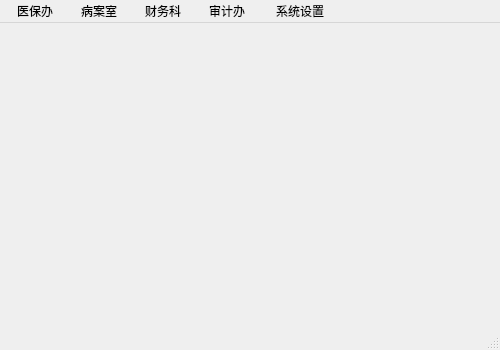
First picture: the form in mainwindow.ui, repository mxdmly/GlassMars, before the edit.
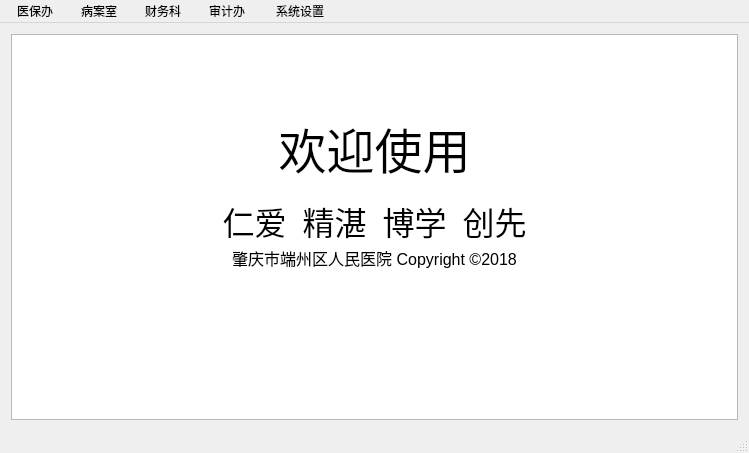
Second picture: the form after the edit. Icons and pictures are not drawn.

Patch:
```diff
--- a/mainwindow.ui
+++ b/mainwindow.ui
@@ -6,21 +6,41 @@
    <rect>
     <x>0</x>
     <y>0</y>
-    <width>500</width>
-    <height>350</height>
+    <width>749</width>
+    <height>453</height>
    </rect>
   </property>
   <property name="windowTitle">
    <string>MainWindow</string>
   </property>
-  <widget class="QWidget" name="centralWidget"/>
+  <widget class="QWidget" name="centralWidget">
+   <layout class="QGridLayout" name="gridLayout">
+    <item row="0" column="0">
+     <widget class="QTextBrowser" name="textBrowser">
+      <property name="html">
+       <string>&lt;!DOCTYPE HTML PUBLIC &quot;-//W3C//DTD HTML 4.0//EN&quot; &quot;http://www.w3.org/TR/REC-html40/strict.dtd&quot;&gt;
+&lt;html&gt;&lt;head&gt;&lt;meta name=&quot;qrichtext&quot; content=&quot;1&quot; /&gt;&lt;style type=&quot;text/css&quot;&gt;
+p, li { white-space: pre-wrap; }
+&lt;/style&gt;&lt;/head&gt;&lt;body style=&quot; font-family:'SimSun'; font-size:9pt; font-weight:400; font-style:normal;&quot;&gt;
+&lt;p style=&quot; margin-top:12px; margin-bottom:12px; margin-left:0px; margin-right:0px; -qt-block-indent:0; text-indent:0px;&quot;&gt;&lt;span style=&quot; font-size:22pt;&quot;&gt; &lt;/span&gt;&lt;/p&gt;
+&lt;p align=&quot;center&quot; style=&quot; margin-top:0px; margin-bottom:0px; margin-left:0px; margin-right:0px; -qt-block-indent:0; text-indent:0px;&quot;&gt;&lt;img src=&quot;:/png/img/logo_min.png&quot; /&gt;&lt;/p&gt;
+&lt;p align=&quot;center&quot; style=&quot;-qt-paragraph-type:empty; margin-top:0px; margin-bottom:0px; margin-left:0px; margin-right:0px; -qt-block-indent:0; text-indent:0px;&quot;&gt;&lt;br /&gt;&lt;/p&gt;
+&lt;p align=&quot;center&quot; style=&quot; margin-top:0px; margin-bottom:0px; margin-left:0px; margin-right:0px; -qt-block-indent:0; text-indent:0px;&quot;&gt;&lt;span style=&quot; font-size:36pt;&quot;&gt;欢迎使用&lt;/span&gt;&lt;/p&gt;
+&lt;p align=&quot;center&quot; style=&quot; margin-top:0px; margin-bottom:0px; margin-left:0px; margin-right:0px; -qt-block-indent:0; text-indent:0px;&quot;&gt; &lt;/p&gt;
+&lt;p align=&quot;center&quot; style=&quot; margin-top:0px; margin-bottom:0px; margin-left:0px; margin-right:0px; -qt-block-indent:0; text-indent:0px;&quot;&gt;&lt;span style=&quot; font-family:'KaiTi'; font-size:24pt;&quot;&gt;仁爱	精湛	博学	创先&lt;/span&gt;&lt;/p&gt;
+&lt;p align=&quot;center&quot; style=&quot; margin-top:0px; margin-bottom:0px; margin-left:0px; margin-right:0px; -qt-block-indent:0; text-indent:0px;&quot;&gt;&lt;span style=&quot; font-size:12pt;&quot;&gt;肇庆市端州区人民医院 Copyright ©2018&lt;/span&gt;&lt;/p&gt;&lt;/body&gt;&lt;/html&gt;</string>
+      </property>
+     </widget>
+    </item>
+   </layout>
+  </widget>
   <widget class="QMenuBar" name="menuBar">
    <property name="geometry">
     <rect>
      <x>0</x>
      <y>0</y>
-     <width>500</width>
-     <height>23</height>
+     <width>749</width>
+     <height>17</height>
     </rect>
    </property>
    <widget class="QMenu" name="menu">
```
Left out of the diff: 32 changed lines with no effect on the pictures.
